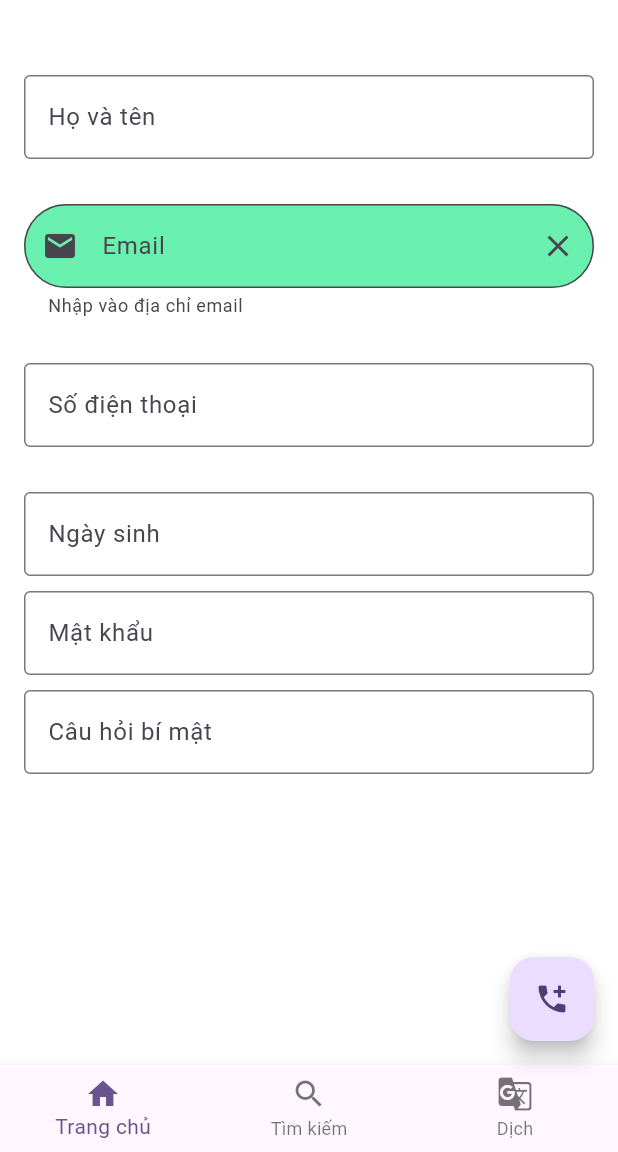
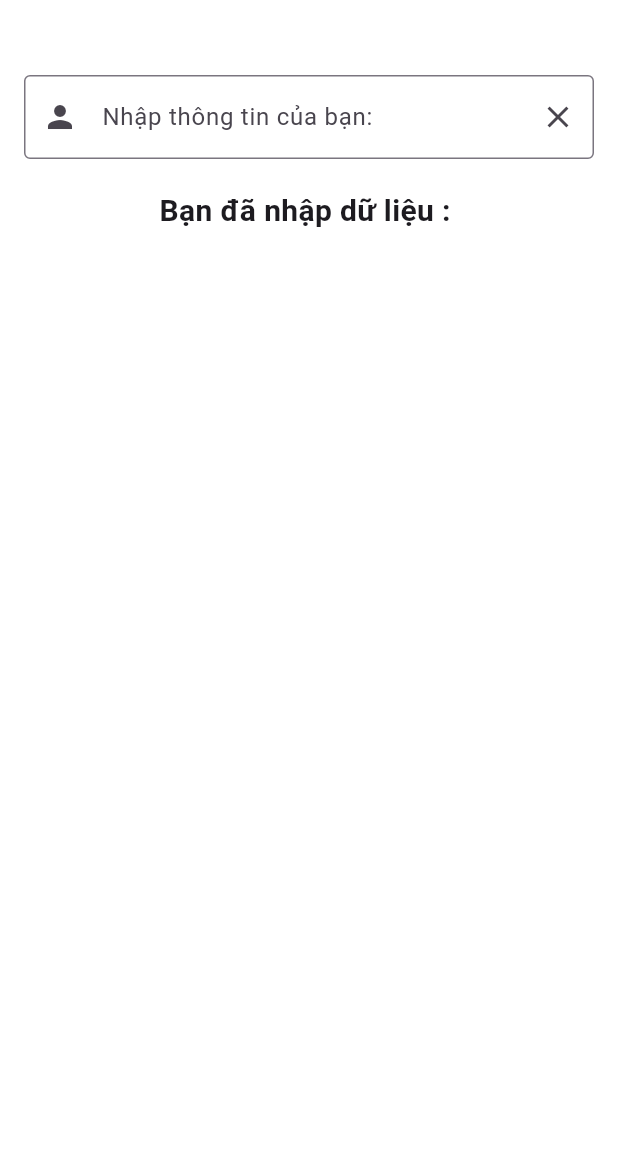
Before and after one commit to thonguyenp/FlutterProgramming, a Flutter app: the screen it shows after launch, on a phone screen of 412 x 824 dp, the part 84-1236 px from its top. Run offline on Flutter 3.47's test engine with Material 3 defaults, Android fonts, the phone set to English and light mode, and no system bars.

Commit message:
Xử lí Textfield

```diff
--- a/app_02/lib/MyTextField.dart
+++ b/app_02/lib/MyTextField.dart
@@ -100,7 +100,7 @@ class MyTextField extends StatelessWidget {
             )
           )
 
-    ),
+      ),
 
       floatingActionButton: FloatingActionButton(
           onPressed: (){print("Pressed");},
--- /dev/null
+++ b/app_02/lib/MyTextField2.dart
@@ -0,0 +1,66 @@
+import 'package:flutter/material.dart';
+
+class MyTextField2 extends StatefulWidget
+{
+
+  @override
+  State<StatefulWidget> createState() => _MyTextField2();
+}
+
+class _MyTextField2 extends State<MyTextField2>
+{
+  final _textController = TextEditingController();
+  String _inputText = '';
+
+  @override
+  Widget build(BuildContext context) {
+
+    // TODO: implement build
+    return Scaffold(
+      appBar: AppBar(
+        title: Text("App_02"),
+      ),
+      backgroundColor: Colors.white,
+
+      body: Padding(
+      padding: EdgeInsetsGeometry.symmetric(
+        horizontal: 16,
+      ),
+      child: Column(
+          children: [
+            SizedBox(height: 50,),
+            TextField(
+              controller: _textController,
+              decoration: InputDecoration(
+                labelText: "Nhập thông tin của bạn:",
+                hintText: "Thông tin của bạn",
+                border: OutlineInputBorder(),
+                prefixIcon: Icon(Icons.person),
+                suffixIcon: IconButton(
+                    onPressed: () {
+                      _textController.clear();
+                    },
+                    icon: Icon(Icons.clear),
+                ),
+              ),
+              onChanged: (value) {
+                setState(() {
+                  _inputText = value;
+
+                });
+              },
+            ),
+
+            SizedBox(height: 20,),
+            Text("Bạn đã nhập dữ liệu : $_inputText",
+              style: TextStyle(
+                fontSize: 20,
+                fontWeight: FontWeight.bold,
+              ),
+            ),
+          ],
+        ),
+      )
+    );
+  }
+}
--- a/app_02/lib/main.dart
+++ b/app_02/lib/main.dart
@@ -9,6 +9,7 @@ import 'MyButton_2.dart';
 import 'MyButton_3.dart';
 import 'MyGestures.dart';
 import 'MyTextField.dart';
+import 'MyTextField2.dart';
 
 void main() {
   runApp(const MyApp());
@@ -25,7 +26,7 @@ class MyApp extends StatelessWidget {
       theme: ThemeData(
         colorScheme: ColorScheme.fromSeed(seedColor: Colors.deepPurple),
       ),
-      home: const MyTextField(),
+      home: MyTextField2(),
     );
   }
 }
```
